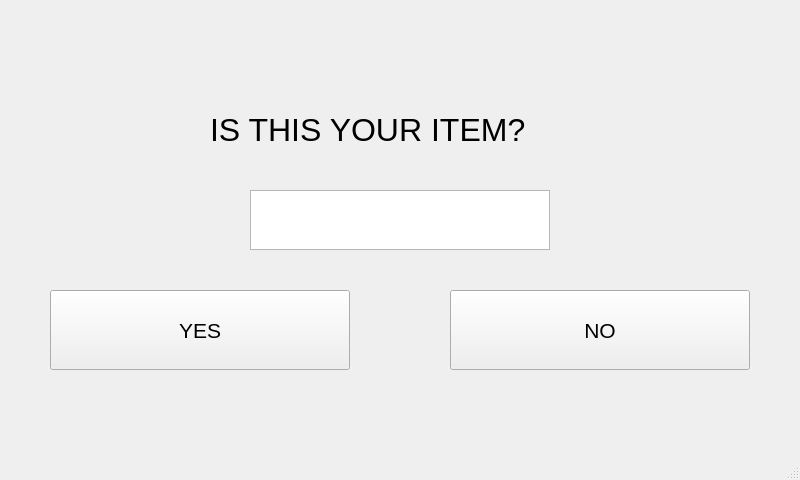
This is src/cart_interface_produce_enter.ui in PfeifferH/cheqout as Qt 5 draws it before an edit. The edited form follows.
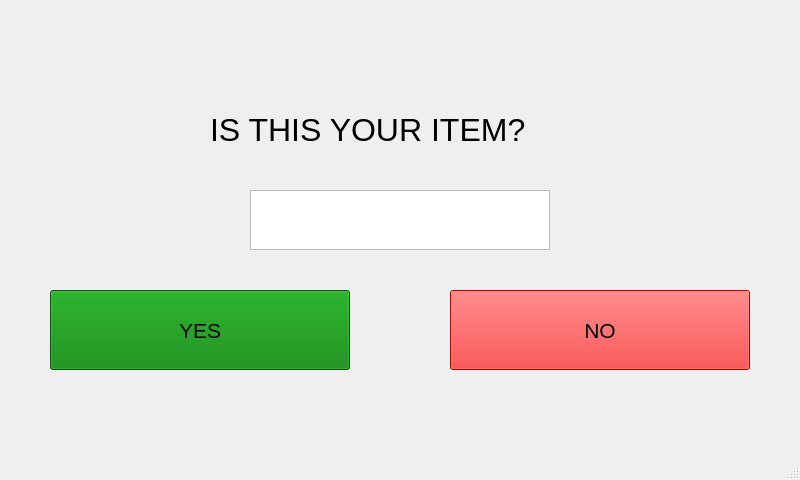
This is the edited form.

Commit message: Coloured buttons

```diff
--- a/src/cart_interface_produce_enter.ui
+++ b/src/cart_interface_produce_enter.ui
@@ -56,6 +56,9 @@
       <pointsize>16</pointsize>
      </font>
     </property>
+    <property name="styleSheet">
+     <string notr="true">background-color: green;</string>
+    </property>
     <property name="text">
      <string>YES</string>
     </property>
@@ -77,6 +80,9 @@
       <pointsize>16</pointsize>
      </font>
     </property>
+    <property name="styleSheet">
+     <string notr="true">background-color: red;</string>
+    </property>
     <property name="text">
      <string>NO</string>
     </property>
```
The commit also changes 5 other files.
